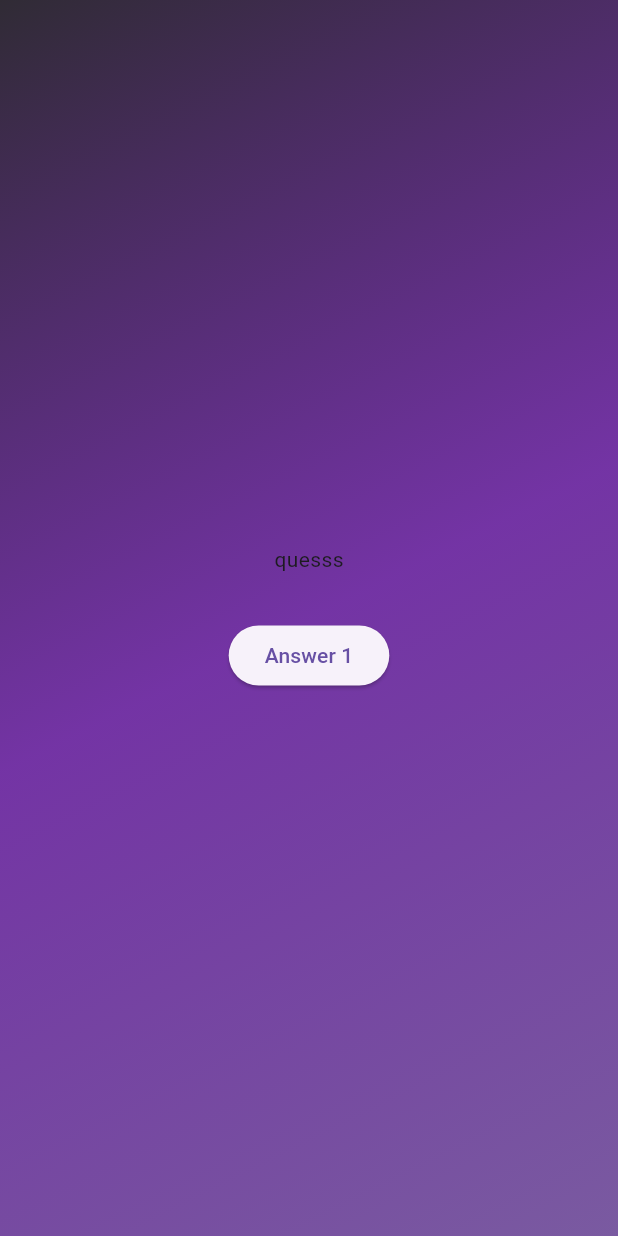
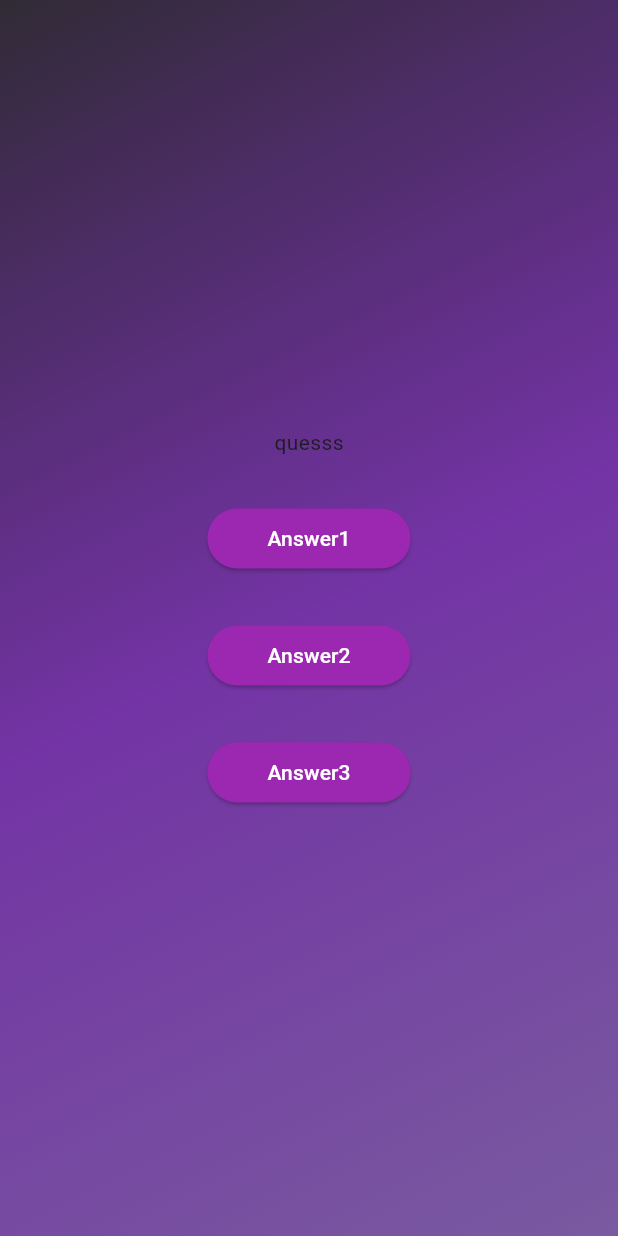
Before and after one commit to Dannysyed/Quiz-App, a Flutter app: the screen it shows after launch, after a tap on "Take Quiz", on a phone screen of 412 x 824 dp. Run offline on Flutter 3.47's test engine with Material 3 defaults, Android fonts, the phone set to English and light mode, and no system bars.

Commit message:
Creating a custom button for answers

```diff
--- /dev/null
+++ b/lib/custom_button.dart
@@ -0,0 +1,20 @@
+import 'package:flutter/material.dart';
+
+class AnswerButton extends StatelessWidget {
+  const AnswerButton({required this.onTap, required this.text, super.key});
+  final String text;
+  final void Function() onTap;
+
+  @override
+  Widget build(context) {
+    return ElevatedButton(
+        onPressed: onTap,
+        style: ElevatedButton.styleFrom(
+            padding: const EdgeInsets.symmetric(horizontal: 40, vertical: 10),
+            backgroundColor: Colors.purple,
+            foregroundColor: Colors.white,
+            shape: RoundedRectangleBorder(
+                borderRadius: BorderRadius.circular(40))),
+        child: Text(text));
+  }
+}
--- a/lib/questions_screen.dart
+++ b/lib/questions_screen.dart
@@ -1,4 +1,5 @@
 import 'package:flutter/material.dart';
+import 'package:quiz/custom_button.dart';
 
 class QuestionsScreen extends StatefulWidget {
   const QuestionsScreen({super.key});
@@ -20,7 +21,15 @@ class _QuestionsScreenState extends State<QuestionsScreen> {
           const SizedBox(
             height: 30,
           ),
-          ElevatedButton(onPressed: () {}, child: const Text("Answer 1"))
+          AnswerButton(onTap: () {}, text: 'Answer1'),
+          const SizedBox(
+            height: 30,
+          ),
+          AnswerButton(onTap: () {}, text: 'Answer2'),
+          const SizedBox(
+            height: 30,
+          ),
+          AnswerButton(onTap: () {}, text: 'Answer3')
         ],
       ),
     );
```
